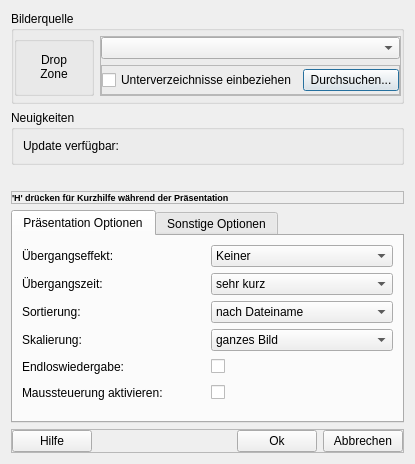
Old version of the form settingsdialog.ui in the repository hel800/picture-show2.
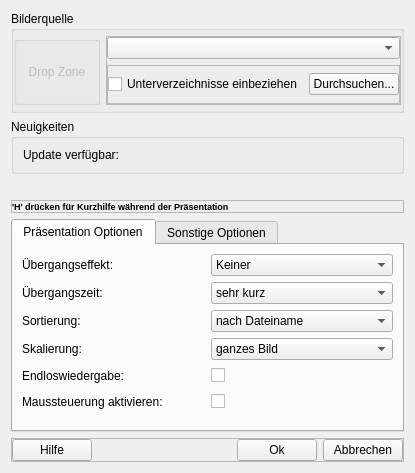
New version of the form. Icons and pictures are not drawn.

Patch:
```diff
--- a/settingsdialog.ui
+++ b/settingsdialog.ui
@@ -51,35 +51,41 @@
        <number>5</number>
       </property>
       <item>
-       <widget class="QGroupBox" name="groupBox_2">
-        <property name="minimumSize">
-         <size>
-          <width>80</width>
-          <height>60</height>
-         </size>
-        </property>
-        <property name="maximumSize">
-         <size>
-          <width>80</width>
-          <height>60</height>
-         </size>
-        </property>
-        <property name="title">
-         <string/>
-        </property>
-        <property name="checkable">
-         <bool>false</bool>
-        </property>
-        <layout class="QVBoxLayout" name="verticalLayout_4">
-         <item alignment="Qt::AlignHCenter|Qt::AlignVCenter">
-          <widget class="QLabel" name="label_drop">
+       <widget class="QGroupBox" name="groupBox_8">
+        <layout class="QHBoxLayout" name="horizontalLayout_9">
+         <property name="leftMargin">
+          <number>0</number>
+         </property>
+         <property name="topMargin">
+          <number>0</number>
+         </property>
+         <property name="rightMargin">
+          <number>0</number>
+         </property>
+         <property name="bottomMargin">
+          <number>0</number>
+         </property>
+         <item>
+          <widget class="QPushButton" name="pushButton_drop">
+           <property name="enabled">
+            <bool>false</bool>
+           </property>
+           <property name="minimumSize">
+            <size>
+             <width>80</width>
+             <height>60</height>
+            </size>
+           </property>
+           <property name="maximumSize">
+            <size>
+             <width>80</width>
+             <height>60</height>
+            </size>
+           </property>
            <property name="text">
             <string>Drop Zone</string>
            </property>
-           <property name="alignment">
-            <set>Qt::AlignCenter</set>
-           </property>
-           <property name="wordWrap">
+           <property name="flat">
             <bool>true</bool>
            </property>
           </widget>
```
Left out of the diff: 16 changed lines with no effect on the pictures.
